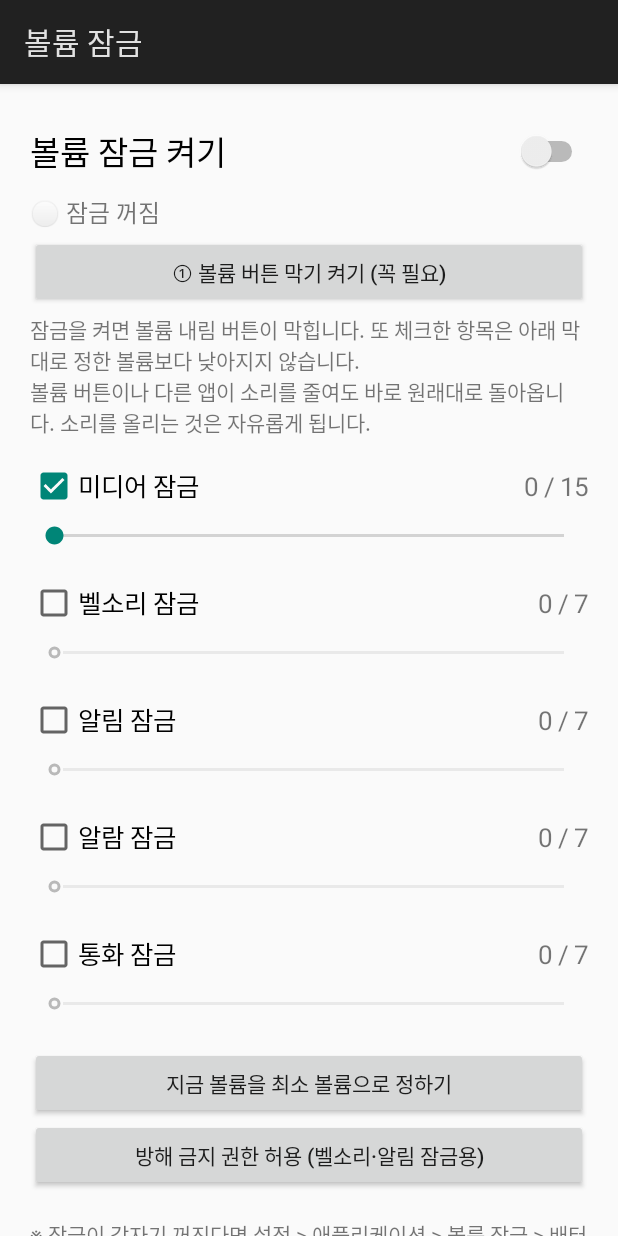
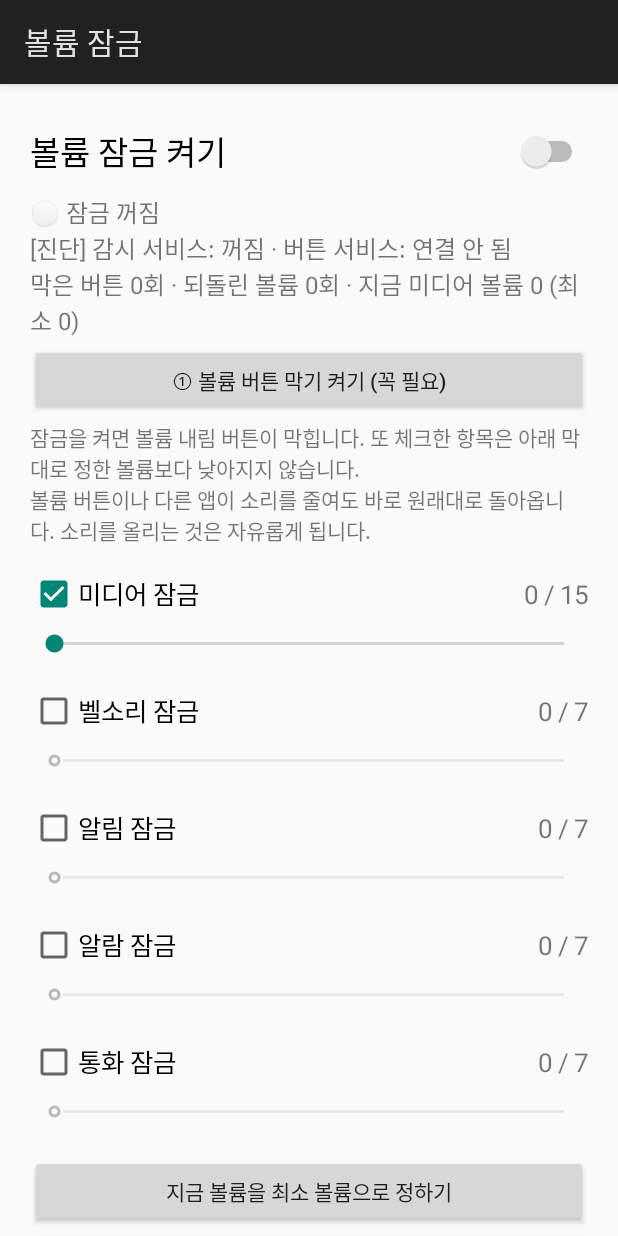
Before and after one commit to Joyong133/Stgv, an Android app: the screen it shows after launch (MainActivity), on a phone screen of 412 x 824 dp. Run offline under Robolectric (Android 15) with nearby library versions, the phone set to English and light mode, and no system bars.

Commit message:
볼륨 잠금: 진단 표시 추가, 에뮬레이터 자동 테스트 추가
앱 화면에 서비스 실행 여부와 막은 버튼·되돌린 횟수를 실시간 표시하고,
앱을 열 때 감시 서비스가 꺼져 있으면 다시 켠다. CI에서 에뮬레이터로
되돌리기와 볼륨 버튼 막기를 실제로 확인한다.

Co-Authored-By: Claude Opus 5.5 <noreply@anthropic.com>
Claude-Session: https://claude.ai/code/session_01KCsUxypnddxGyocq8D3pJq

```diff
--- a/volume-lock/app/src/main/java/com/stgv/volumelock/MainActivity.java
+++ b/volume-lock/app/src/main/java/com/stgv/volumelock/MainActivity.java
@@ -48,7 +48,24 @@ public class MainActivity extends Activity {
     @Override
     protected void onResume() {
         super.onResume();
+        // 서비스가 시스템에 의해 꺼졌어도 앱을 열면 다시 켭니다.
+        if (Prefs.isEnabled(this) && !VolumeLockService.running) VolumeLockService.start(this);
         refresh();
+        status.postDelayed(ticker, 1000);
+    }
+
+    private final Runnable ticker = new Runnable() {
+        @Override
+        public void run() {
+            refreshStatus();
+            status.postDelayed(this, 1000);
+        }
+    };
+
+    @Override
+    protected void onPause() {
+        status.removeCallbacks(ticker);
+        super.onPause();
     }
 
     private int dp(int v) {
@@ -210,14 +227,23 @@ public class MainActivity extends Activity {
         } else {
             dndButton.setVisibility(View.GONE);
         }
+        refreshStatus();
+        refreshing = false;
+    }
+
+    private void refreshStatus() {
         boolean blocker = isBlockerEnabled();
         a11yButton.setVisibility(blocker ? View.GONE : View.VISIBLE);
         String st;
         if (!Prefs.isEnabled(this)) st = "⚪ 잠금 꺼짐";
         else if (blocker) st = "🟢 잠금 작동 중 — 볼륨 내림 버튼이 막혀 있어요";
-        else st = "🟡 잠금 켜짐 — 볼륨 버튼 막기가 꺼져 있어 줄였다가 되돌아오기만 해요";
+        else st = "🟡 잠금 켜짐 — 볼륨 버튼 막기(접근성)가 꺼져 있어요";
+        int music = audio.getStreamVolume(AudioManager.STREAM_MUSIC);
+        st += "\n[진단] 감시 서비스: " + (VolumeLockService.running ? "실행 중" : "꺼짐")
+                + " · 버튼 서비스: " + (VolumeKeyBlocker.running ? "연결됨" : "연결 안 됨")
+                + "\n막은 버튼 " + VolumeKeyBlocker.blocked + "회 · 되돌린 볼륨 " + VolumeLockService.restored + "회"
+                + " · 지금 미디어 볼륨 " + music + " (최소 " + Prefs.getFloor(this, AudioManager.STREAM_MUSIC) + ")";
         status.setText(st);
-        refreshing = false;
     }
 
     private boolean isBlockerEnabled() {
```
Also changed, not shown: volume-lock/app/src/main/java/com/stgv/volumelock/VolumeKeyBlocker.java (+7 -1 lines), volume-lock/app/src/main/java/com/stgv/volumelock/VolumeLockService.java (+7 -2 lines), 2 other files.
